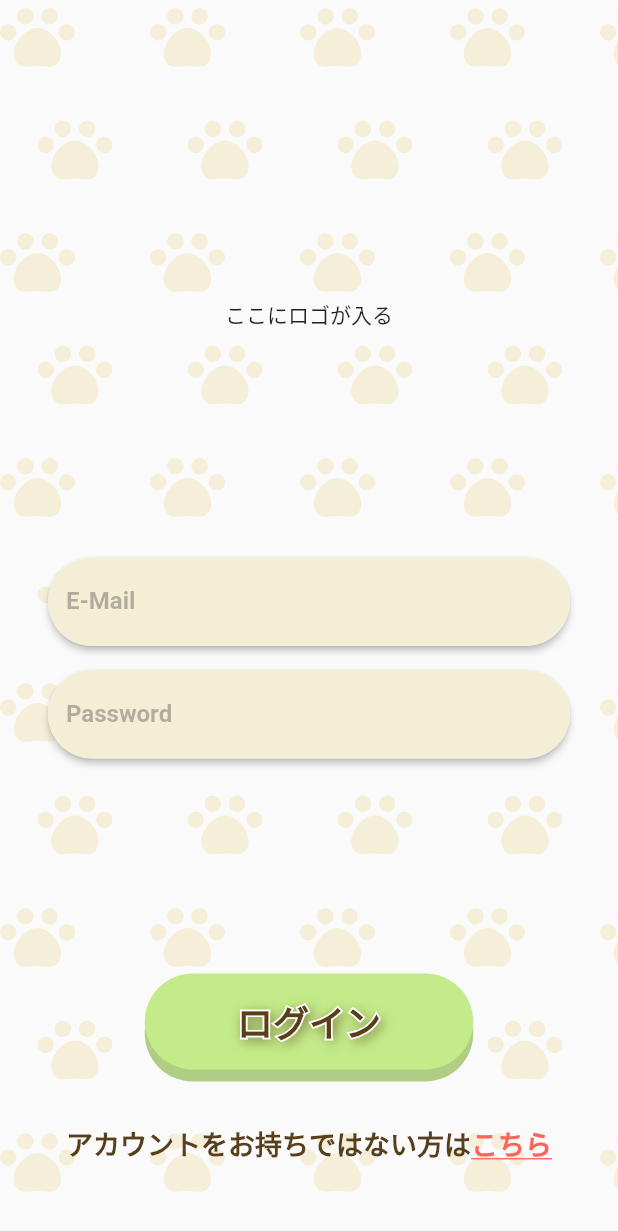
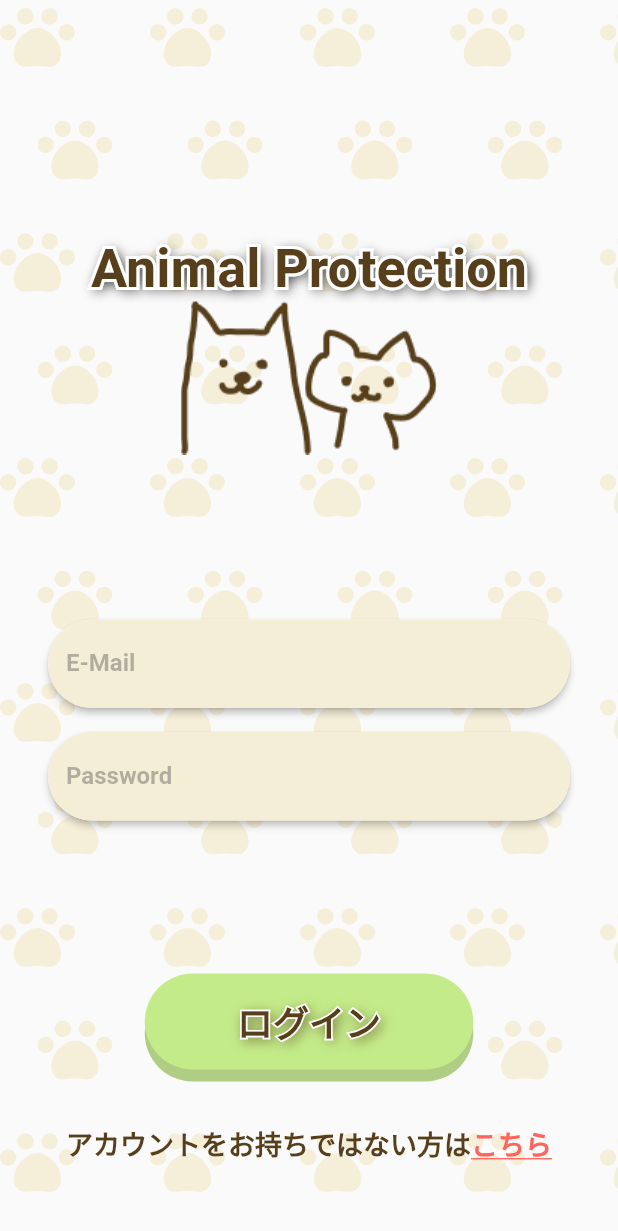
Before and after one commit to mosamosamosamosa/Anitection, a Flutter app: the SignInScreen screen opened directly, on a phone screen of 412 x 824 dp. Shown: the top 1231 px of the screen. Run offline on Flutter 3.47's test engine with Material 2 defaults, Android fonts, the phone set to English and light mode, and no system bars; our stand-ins replace dio, flutter_chat_bubble, flutter_dotenv, flutter_riverpod, flutter_svg, google_fonts and 2 more; generated files the repository leaves out were written again; network calls fail.

Commit message:
feat: ロゴを入れるようにした

```diff
--- a/anitection/lib/screens/signin/signin_screen.dart
+++ b/anitection/lib/screens/signin/signin_screen.dart
@@ -30,13 +30,37 @@
             child: Form(
               key: _formKey,
               child: Padding(
-                padding: const EdgeInsets.symmetric(vertical: 48, horizontal: 32),
+                padding:
+                    const EdgeInsets.symmetric(vertical: 48, horizontal: 32),
                 child: Column(
                   mainAxisAlignment: MainAxisAlignment.spaceBetween,
                   children: [
                     const SizedBox(),
-                    const Text("ここにロゴが入る"),
-                    AuthInputFormArea(emailController: _emailController, passwordController: _passwordController),
+                    Column(
+                      children: [
+                        StrokeText(
+                          text: "Animal Protection",
+                          strokeColor: Colors.white,
+                          strokeWidth: 4,
+                          textStyle: GoogleFonts.zenMaruGothic(
+                            fontSize: 36,
+                            fontWeight: FontWeight.bold,
+                            color: const Color(0xFF573F1B),
+                          ),
+                          shadows: const [
+                            Shadow(
+                              color: Colors.black,
+                              offset: Offset(2, 2),
+                              blurRadius: 10,
+                            ),
+                          ],
+                        ),
+                        Image.asset("assets/images/anitection_dummy_logo.png"),
+                      ],
+                    ),
+                    AuthInputFormArea(
+                        emailController: _emailController,
+                        passwordController: _passwordController),
                     Column(
                       children: [
                         NormalButton(
@@ -75,7 +99,7 @@
                           text: TextSpan(
                             style: TextStyle(
                               fontFamily:
-                              GoogleFonts.zenMaruGothic().fontFamily,
+                                  GoogleFonts.zenMaruGothic().fontFamily,
                               fontSize: 18,
                               fontWeight: FontWeight.bold,
                             ),
@@ -96,7 +120,7 @@
                                     Navigator.of(context).push(
                                       MaterialPageRoute(
                                         builder: (context) =>
-                                        const SignUpScreen(),
+                                            const SignUpScreen(),
                                       ),
                                     );
                                   },
@@ -112,13 +136,17 @@
             ),
           ),
         ],
-      )
+      ),
     );
   }
 }
 
 class AuthInputFormArea extends StatelessWidget {
-  const AuthInputFormArea({super.key, required this.emailController, required this.passwordController});
+  const AuthInputFormArea(
+      {super.key,
+      required this.emailController,
+      required this.passwordController});
+
   final TextEditingController emailController;
   final TextEditingController passwordController;
 
@@ -143,12 +171,10 @@
               filled: true,
               enabledBorder: OutlineInputBorder(
                   borderRadius: BorderRadius.all(Radius.circular(40)),
-                  borderSide: BorderSide.none
-              ),
+                  borderSide: BorderSide.none),
               disabledBorder: OutlineInputBorder(
                   borderRadius: BorderRadius.all(Radius.circular(40)),
-                  borderSide: BorderSide.none
-              ),
+                  borderSide: BorderSide.none),
               focusedBorder: OutlineInputBorder(
                 borderRadius: BorderRadius.all(Radius.circular(40)),
                 borderSide: BorderSide(
@@ -158,9 +184,10 @@
               ),
             ),
           ),
-
         ),
-        const SizedBox(height: 16,),
+        const SizedBox(
+          height: 16,
+        ),
         Material(
           elevation: 2,
           shape: RoundedRectangleBorder(
@@ -179,12 +206,10 @@
               filled: true,
               enabledBorder: OutlineInputBorder(
                   borderRadius: BorderRadius.all(Radius.circular(40)),
-                  borderSide: BorderSide.none
-              ),
+                  borderSide: BorderSide.none),
               disabledBorder: OutlineInputBorder(
                   borderRadius: BorderRadius.all(Radius.circular(40)),
-                  borderSide: BorderSide.none
-              ),
+                  borderSide: BorderSide.none),
               focusedBorder: OutlineInputBorder(
                 borderRadius: BorderRadius.all(Radius.circular(40)),
                 borderSide: BorderSide(
```
Also changed, not shown: anitection/lib/screens/signup/signup_screen.dart (+28 -3 lines), anitection/assets/images/anitection_dummy_logo.png (added).
